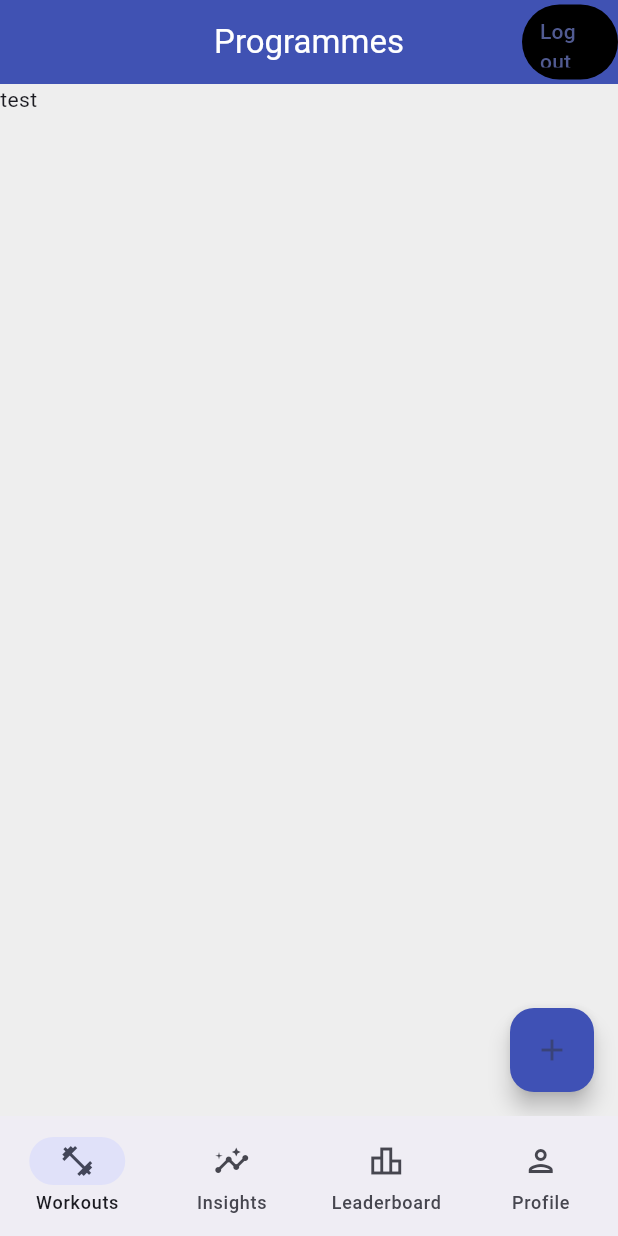
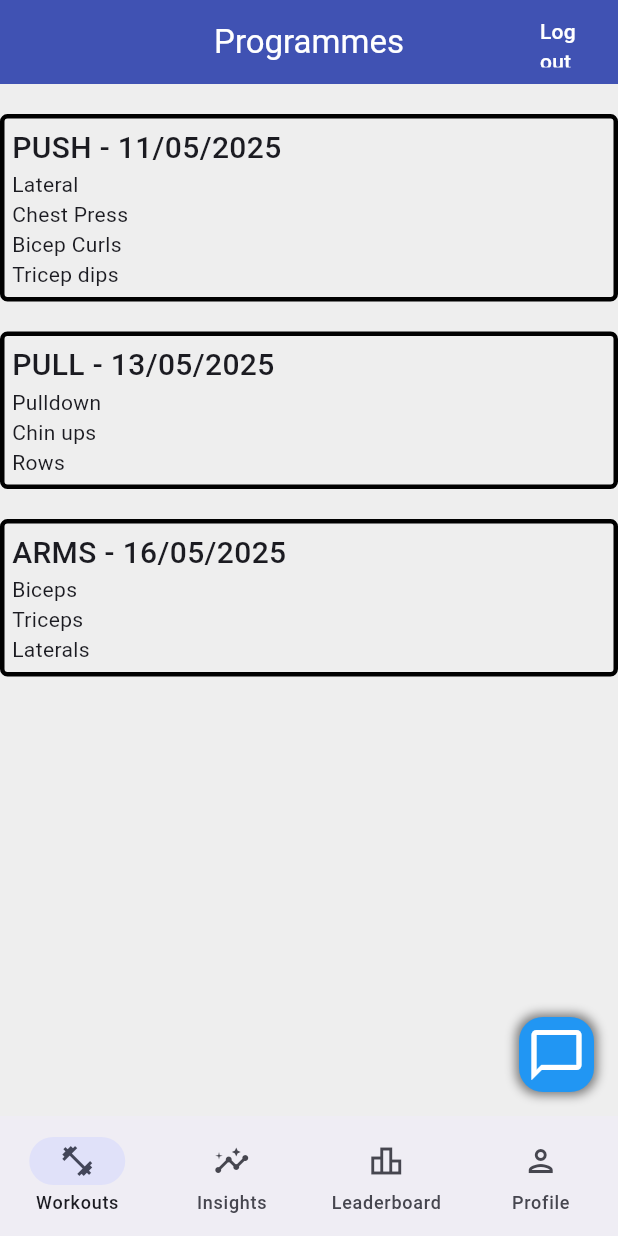
Before and after one commit to menezesr08/trainer_app, a Flutter app: the Workouts screen opened by its route, on a phone screen of 412 x 824 dp. Run offline on Flutter 3.47's test engine with Material 3 defaults, Android fonts, the phone set to English and light mode, and no system bars; our stand-ins replace cloud_firestore, equatable, firebase_auth, firebase_core, flutter_dotenv, flutter_riverpod and 5 more; missing offline and left inert: chat_gpt_sdk, firebase_ui_auth; accounts and stored records are empty; generated files the repository leaves out were written again; network calls fail.

Commit message:
Added chat feature

```diff
--- /dev/null
+++ b/lib/features/user/domain/user.dart
@@ -0,0 +1,28 @@
+import 'package:equatable/equatable.dart';
+
+class User extends Equatable {
+  const User({required this.email, required this.type, required this.id});
+  final String email;
+  final String type;
+  final String id;
+  @override
+  List<Object?> get props => [email, type];
+
+  @override
+  bool get stringify => true;
+
+  factory User.fromJson(Map<String, dynamic> data) {
+    final email = data['email'];
+    final type = data['type'];
+    final id = data['id'];
+    return User(email: email, type: type, id: id);
+  }
+
+  Map<String, dynamic> toMap() {
+    return {
+      'email': email,
+      'type': type,
+      'id': id,
+    };
+  }
+}
--- a/lib/main.dart
+++ b/lib/main.dart
@@ -1,5 +1,6 @@
 import 'package:flutter/foundation.dart';
 import 'package:flutter/material.dart';
+import 'package:flutter_dotenv/flutter_dotenv.dart';
 import 'package:flutter_riverpod/flutter_riverpod.dart';
 
 import 'package:firebase_core/firebase_core.dart';
@@ -34,6 +35,7 @@ Future<void> main() async {
   await Firebase.initializeApp(
     options: DefaultFirebaseOptions.currentPlatform,
   );
+  await dotenv.load(fileName: "assets/.env");
   runApp(const ProviderScope(child: MyApp()));
 }
 
--- a/lib/pages/workouts.dart
+++ b/lib/pages/workouts.dart
@@ -1,43 +1,63 @@
 import 'package:flutter/material.dart';
 import 'package:flutter_riverpod/flutter_riverpod.dart';
 import 'package:trainer_app/features/authentication/data/firebase_auth_repository.dart';
+import 'package:trainer_app/features/chat/chat.dart';
 import 'package:trainer_app/features/trainer/programme/data/workouts_repository.dart';
 
 // need to build out firebase auth to save how many reps user did in user object
 class Workouts extends ConsumerWidget {
   Workouts({super.key});
 
+  Widget _buildCharacterMenu(
+      String character, String description, BuildContext context) {
+    return GestureDetector(
+      onTap: () {
+        Navigator.push(
+          context,
+          MaterialPageRoute(
+            builder: (context) => ChatPage(
+              character: character,
+            ),
+          ),
+        );
+      },
+      child: Container(
+        height: 50,
+        width: 50,
+        decoration: BoxDecoration(
+          color: Colors.blue,
+          borderRadius: BorderRadius.circular(16),
+          boxShadow: [
+            BoxShadow(
+              color: Colors.black.withOpacity(
+                  0.5), // Adjust color and opacity for the glow effect
+              spreadRadius: 2,
+              blurRadius:
+                  5, // Adjust the blur radius to control the intensity of the glow
+              offset: Offset(0, 0),
+            ),
+          ],
+        ),
+        child: const Row(
+          mainAxisAlignment: MainAxisAlignment.center,
+          children: [
+            Icon(
+              Icons.chat_bubble_outline,
+              size: 40,
+              color: Colors.white,
+            ),
+          ],
+        ),
+      ),
+    );
+  }
+
   @override
   Widget build(BuildContext context, WidgetRef ref) {
     final authRepository = ref.watch(authRepositoryProvider);
-    final workoutsRepository = ref.watch(workoutsRespositoryProvider);
-    final allWorkoutsQuery = ref.watch(allWorkoutsQueryProvider);
     return Scaffold(
-        floatingActionButton: FloatingActionButton(
-          onPressed: () {
-            // Show popup when FAB is pressed
-            showDialog(
-              context: context,
-              builder: (BuildContext context) {
-                return AlertDialog(
-                  title: Text('Add a workout'),
-                  content: Text('This is your popup content.'),
-                  actions: <Widget>[
-                    TextButton(
-                      onPressed: () {
-                        // Perform action when button in popup is pressed
-                        // For example, close the popup
-                        Navigator.pop(context);
-                      },
-                      child: Text('Close'),
-                    ),
-                  ],
-                );
-              },
-            );
-          },
-          child: Icon(Icons.add),
-        ),
+        floatingActionButton: _buildCharacterMenu(
+            'Gym Buddy', 'Ask me anything about fitness!', context),
         appBar: AppBar(
           title: const Text('Programmes'),
           actions: [
@@ -52,14 +72,86 @@ class Workouts extends ConsumerWidget {
             // ),
             TextButton(
               style: TextButton.styleFrom(
-                backgroundColor: Colors.black,
                 fixedSize: const Size(50, 50),
               ),
-              child: const Text('Log out'),
+              child: const Text(
+                'Log out',
+                style: TextStyle(color: Colors.white),
+              ),
               onPressed: () => authRepository.signOut(),
             ),
           ],
         ),
-        body: Text('test'));
+        body: Column(
+          children: [
+            SizedBox(
+              height: 20,
+            ),
+            Container(
+              width: double.infinity,
+              padding: const EdgeInsets.all(5),
+              decoration: BoxDecoration(
+                  border: Border.all(color: Colors.black, width: 3),
+                  borderRadius: BorderRadius.all(Radius.circular(5))),
+              child: const Column(
+                crossAxisAlignment: CrossAxisAlignment.start,
+                children: [
+                  Text(
+                    'PUSH - 11/05/2025',
+                    style: TextStyle(fontSize: 20, fontWeight: FontWeight.w500),
+                  ),
+                  Text('Lateral'),
+                  Text('Chest Press'),
+                  Text('Bicep Curls'),
+                  Text('Tricep dips'),
+                ],
+              ),
+            ),
+            SizedBox(
+              height: 20,
+            ),
+            Container(
+              width: double.infinity,
+              padding: const EdgeInsets.all(5),
+              decoration: BoxDecoration(
+                  border: Border.all(color: Colors.black, width: 3),
+                  borderRadius: BorderRadius.all(Radius.circular(5))),
+              child: const Column(
+                crossAxisAlignment: CrossAxisAlignment.start,
+                children: [
+                  Text(
+                    'PULL - 13/05/2025',
+                    style: TextStyle(fontSize: 20, fontWeight: FontWeight.w500),
+                  ),
+                  Text('Pulldown'),
+                  Text('Chin ups'),
+                  Text('Rows'),
+                ],
+              ),
+            ),
+            SizedBox(
+              height: 20,
+            ),
+            Container(
+              width: double.infinity,
+              padding: const EdgeInsets.all(5),
+              decoration: BoxDecoration(
+                  border: Border.all(color: Colors.black, width: 3),
+                  borderRadius: BorderRadius.all(Radius.circular(5))),
+              child: const Column(
+                crossAxisAlignment: CrossAxisAlignment.start,
+                children: [
+                  Text(
+                    'ARMS - 16/05/2025',
+                    style: TextStyle(fontSize: 20, fontWeight: FontWeight.w500),
+                  ),
+                  Text('Biceps'),
+                  Text('Triceps'),
+                  Text('Laterals'),
+                ],
+              ),
+            ),
+          ],
+        ));
   }
 }
--- a/lib/routing/app_router.dart
+++ b/lib/routing/app_router.dart
@@ -6,6 +6,7 @@ import 'package:trainer_app/features/authentication/presentation/custom_sign_in_
 import 'package:trainer_app/features/authentication/presentation/sign_in_screen.dart';
 import 'package:trainer_app/features/onboarding/data/onboarding_repository.dart';
 import 'package:trainer_app/features/onboarding/presentation/onboarding_screen.dart';
+import 'package:trainer_app/features/user/data/user_repository.dart';
 import 'package:trainer_app/pages/workouts.dart';
 import 'package:trainer_app/pages/insights.dart';
 import 'package:trainer_app/pages/leaderboard.dart';
@@ -108,10 +109,12 @@ GoRouter goRouter(GoRouterRef ref) {
         ),
       ),
       StatefulShellRoute.indexedStack(
-          pageBuilder: (context, state, navigationShell) => NoTransitionPage(
-                child: ScaffoldWithNestedNavigation(
-                    navigationShell: navigationShell),
-              ),
+          pageBuilder: (context, state, navigationShell) {
+            return NoTransitionPage(
+              child: ScaffoldWithNestedNavigation(
+                  navigationShell: navigationShell),
+            );
+          },
           branches: [
             StatefulShellBranch(navigatorKey: _workoutsNavigatorKey, routes: [
               GoRoute(
--- a/lib/routing/scaffold_with_nested_navigation.dart
+++ b/lib/routing/scaffold_with_nested_navigation.dart
@@ -1,7 +1,12 @@
 import 'package:flutter/material.dart';
+import 'package:flutter_riverpod/flutter_riverpod.dart';
 import 'package:go_router/go_router.dart';
+import 'package:trainer_app/features/authentication/data/firebase_auth_repository.dart';
+import 'package:trainer_app/features/authentication/presentation/auth_providers.dart';
+import 'package:trainer_app/features/user/data/user_repository.dart';
+import 'package:trainer_app/features/user/domain/user.dart';
 
-class ScaffoldWithNestedNavigation extends StatelessWidget {
+class ScaffoldWithNestedNavigation extends ConsumerWidget {
   const ScaffoldWithNestedNavigation({
     Key? key,
     required this.navigationShell,
@@ -19,8 +24,17 @@ class ScaffoldWithNestedNavigation extends StatelessWidget {
     );
   }
 
+  Future<User?> fetchData( WidgetRef ref) async {
+    // Simulate fetching data
+    final authRepository = ref.watch(authRepositoryProvider);
+    final userRepository = ref.read(userRepositoryProvider);
+
+    final id = authRepository.currentUser!.uid;
+    return userRepository.getUser(id);
+  }
+
   @override
-  Widget build(BuildContext context) {
+  Widget build(BuildContext context, WidgetRef ref) {
     final size = MediaQuery.sizeOf(context);
     if (size.width < 450) {
       return ScaffoldWithNavigationBar(
--- a/pubspec.yaml
+++ b/pubspec.yaml
@@ -49,6 +49,11 @@ dependencies:
   shared_preferences: ^2.2.3
   flutter_svg: ^2.0.10+1
   equatable: ^2.0.5
+  chat_gpt_sdk: ^2.2.5
+  flutter_dotenv: ^5.1.0
+  intl: ^0.18.1
+  url_launcher: ^6.2.4
+  youtube_player_flutter: ^9.0.1
 
 dev_dependencies:
   flutter_test:
@@ -77,6 +82,7 @@ flutter:
   # To add assets to your application, add an assets section, like this:
   assets:
     - assets/time-tracking.svg
+    - assets/.env
 
   # An image asset can refer to one or more resolution-specific "variants", see
   # https://flutter.dev/assets-and-images/#resolution-aware
```
Also changed, not shown: lib/features/authentication/data/firebase_auth_repository.dart (+21 -1 lines), lib/features/authentication/presentation/sign_in_screen.dart (+14 -11 lines), lib/features/chat/chat.dart (added, +323 -0 lines), lib/features/chat/model.dart (added, +11 -0 lines), lib/features/plans/presentation/plans.dart (added, +13 -0 lines), lib/features/user/data/user_repository.dart (added, +32 -0 lines), lib/features/user/data/user_repository.g.dart (added), lib/routing/app_router.g.dart, pubspec.lock, 7 other files.
